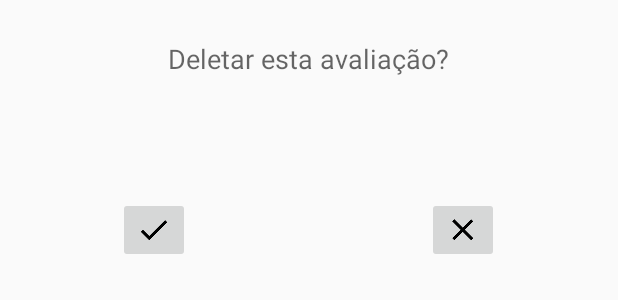
After one commit to EduardoSeguraFornari/Avaliacoes, an Android app: the layout deletar_avaliacao.xml on its own in the app's theme, with its tools: preview values and no code run, on a phone screen of 412 x 824 dp. The commit adds this screen. Shown: the top 300 px of the screen. Run offline under Robolectric (Android 15) with nearby library versions, the phone set to English and light mode, and no system bars.

Commit message:
Adicionando funcionalidade deletar avalaiacao na pagina da avaliacao

```diff
--- a/app/src/main/java/com/fornari/eduardo/avaliacoes/DisciplinaActivity.java
+++ b/app/src/main/java/com/fornari/eduardo/avaliacoes/DisciplinaActivity.java
@@ -3,7 +3,6 @@ package com.fornari.eduardo.avaliacoes;
 import android.content.Intent;
 import android.os.Bundle;
 import android.support.design.widget.FloatingActionButton;
-import android.util.Log;
 import android.view.View;
 import android.support.design.widget.NavigationView;
 import android.support.v4.view.GravityCompat;
@@ -62,7 +61,7 @@ public class DisciplinaActivity extends AppCompatActivity
         navigationView.setNavigationItemSelectedListener(this);
 
         listViewAvaliacoesDisciplina = (ListView) findViewById(R.id.listViewAvaliacoesDisciplina);
-        preencheAdapterDisciplinas(carregaAvaliacoesDisciplina());
+        preencheArrayAdapterAvaliacoesDisciplinas(carregaAvaliacoesDisciplina());
         sortArrayAdapterAvaliacoesDisciplina(arrayAdapterAvaliacoesDisciplina);
         listViewAvaliacoesDisciplina.setAdapter(arrayAdapterAvaliacoesDisciplina);
 
@@ -135,7 +134,7 @@ public class DisciplinaActivity extends AppCompatActivity
         return true;
     }
 
-    public void preencheAdapterDisciplinas(List<Avaliacao> avaliacoes) {
+    public void preencheArrayAdapterAvaliacoesDisciplinas(List<Avaliacao> avaliacoes) {
         int layoutAdapter = android.R.layout.simple_list_item_1;
         arrayAdapterAvaliacoesDisciplina = new ArrayAdapter<Avaliacao>(DisciplinaActivity.this, layoutAdapter);
         for (int i = 0; i < avaliacoes.size(); i++) {
--- a/app/src/main/java/com/fornari/eduardo/avaliacoes/model/Avaliacao.java
+++ b/app/src/main/java/com/fornari/eduardo/avaliacoes/model/Avaliacao.java
@@ -32,7 +32,7 @@ public class Avaliacao {
         this.disciplinaId = disciplinaId;
     }
 
-    public Avaliacao(int id, TipoAvaliacao tipoAvaliacao, Date data, String observacao,Disciplina disciplina) {
+    public Avaliacao(int id, TipoAvaliacao tipoAvaliacao, Date data, String observacao, Disciplina disciplina) {
         this.id = id;
         this.tipoAvaliacao = tipoAvaliacao;
         this.data = data;
@@ -96,9 +96,9 @@ public class Avaliacao {
         this.observacao = observacao;
     }
 
-    public String toString(){
+    public String toString() {
         DateFormat format = DateFormat.getDateInstance(DateFormat.SHORT);
         String dt = format.format(data);
-        return this.tipoAvaliacao.getNome() + " - " + dt;
+        return dt + " - " + this.tipoAvaliacao.getNome() + " - " + this.disciplina.getNome();
     }
 }
--- /dev/null
+++ b/app/src/main/res/layout/deletar_avaliacao.xml
@@ -0,0 +1,55 @@
+<?xml version="1.0" encoding="utf-8"?>
+<LinearLayout xmlns:android="http://schemas.android.com/apk/res/android"
+    android:layout_width="match_parent" android:layout_height="match_parent"
+    android:orientation="vertical"
+    android:weightSum="1">
+
+    <TextView
+        android:layout_width="wrap_content"
+        android:layout_height="wrap_content"
+        android:textAppearance="?android:attr/textAppearanceMedium"
+        android:text="@string/label_deletar_avaliacao"
+        android:id="@+id/textView"
+        android:layout_gravity="center_horizontal"
+        android:layout_marginTop="40px"
+        android:layout_marginBottom="120px"
+        android:paddingLeft="20dp"
+        android:paddingRight="20dp" />
+
+    <LinearLayout
+        android:orientation="horizontal"
+        android:layout_width="match_parent"
+        android:layout_height="wrap_content"
+        android:layout_gravity="center_horizontal"
+        android:layout_marginBottom="20px">
+
+        <LinearLayout
+            android:orientation="vertical"
+            android:layout_width="wrap_content"
+            android:layout_height="fill_parent"
+            android:layout_weight="1">
+
+            <ImageButton
+                android:layout_width="wrap_content"
+                android:layout_height="wrap_content"
+                android:id="@+id/imageButton_deletarAvaliacao"
+                android:src="@drawable/ic_check_black_24dp"
+                android:layout_gravity="center_horizontal" />
+        </LinearLayout>
+
+        <LinearLayout
+            android:orientation="vertical"
+            android:layout_width="wrap_content"
+            android:layout_height="fill_parent"
+            android:layout_weight="1" >
+
+            <ImageButton
+                android:layout_width="wrap_content"
+                android:layout_height="wrap_content"
+                android:id="@+id/imageButton_cancelarAvaliacao"
+                android:src="@drawable/ic_clear_black_24dp"
+                android:layout_gravity="center_horizontal" />
+        </LinearLayout>
+    </LinearLayout>
+
+</LinearLayout>
--- a/app/src/main/res/menu/avaliacao.xml
+++ b/app/src/main/res/menu/avaliacao.xml
@@ -6,4 +6,10 @@
         android:orderInCategory="100"
         android:title="@string/action_salvar"
         app:showAsAction="never" />
+
+    <item
+        android:id="@+id/action_deletar_avaliacao"
+        android:orderInCategory="100"
+        android:title="@string/action_deletar"
+        app:showAsAction="never" />
 </menu>
--- a/app/src/main/res/values/strings.xml
+++ b/app/src/main/res/values/strings.xml
@@ -8,13 +8,16 @@
     <string name="title_activity_avaliacoes">Avaliações</string>
     <string name="title_activity_disciplina">Disciplina</string>
     <string name="title_activity_avaliacao">Avaliação</string>
+    <string name="title_activity_tipos_de_avaliacao">Tipos de Avaliação</string>
+
     <string name="label_tipo_avaliacao">Tipo</string>
     <string name="label_observacao">Observação</string>
     <string name="label_data">Data</string>
     <string name="label_add_tipo_avaliacao">Informe o nome do tipo de avaliação</string>
-    <string name="title_activity_tipos_de_avaliacao">Tipos de Avaliação</string>
     <string name="action_alterar_nome">Alterar nome</string>
     <string name="action_salvar">Salvar</string>
+    <string name="action_deletar">Deletar</string>
     <string name="action_selecionar">Selecionar</string>
+    <string name="label_deletar_avaliacao">Deletar esta avaliação?</string>
 
 </resources>
```
Also changed, not shown: app/src/main/java/com/fornari/eduardo/avaliacoes/AvaliacaoActivity.java (+36 -0 lines), app/src/main/java/com/fornari/eduardo/avaliacoes/AvaliacoesActivity.java (+40 -0 lines), app/src/main/java/com/fornari/eduardo/avaliacoes/dao/AvaliacaoDAO.java (+55 -0 lines), app/src/main/res/layout/content_avaliacoes.xml (+13 -5 lines).
